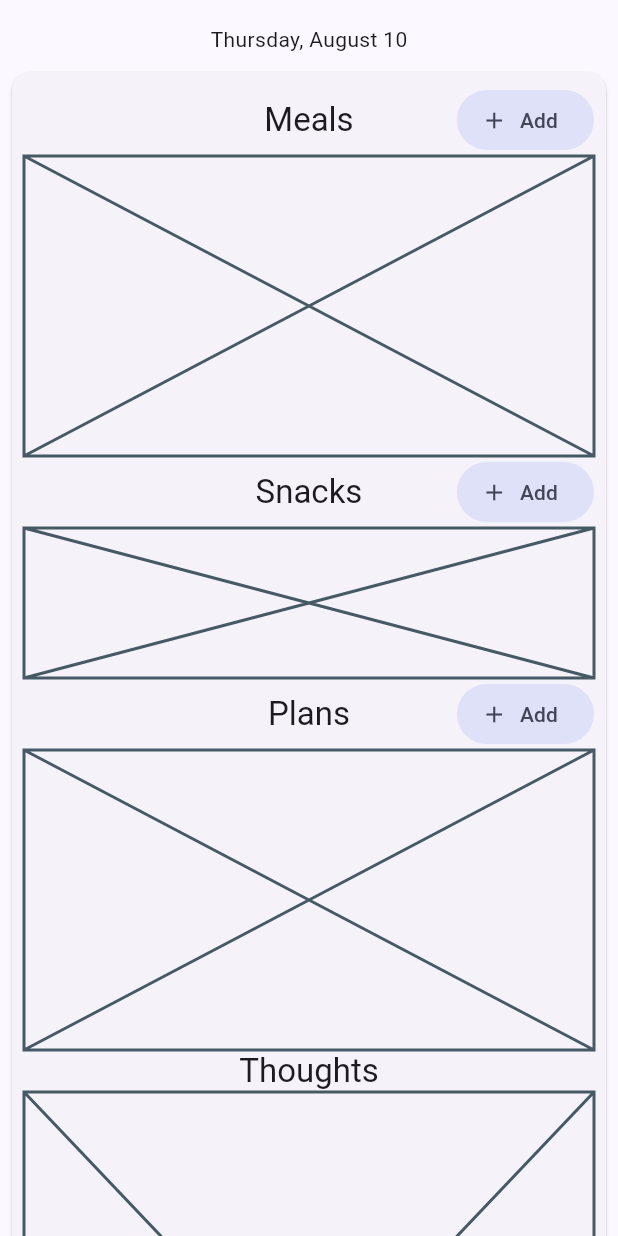
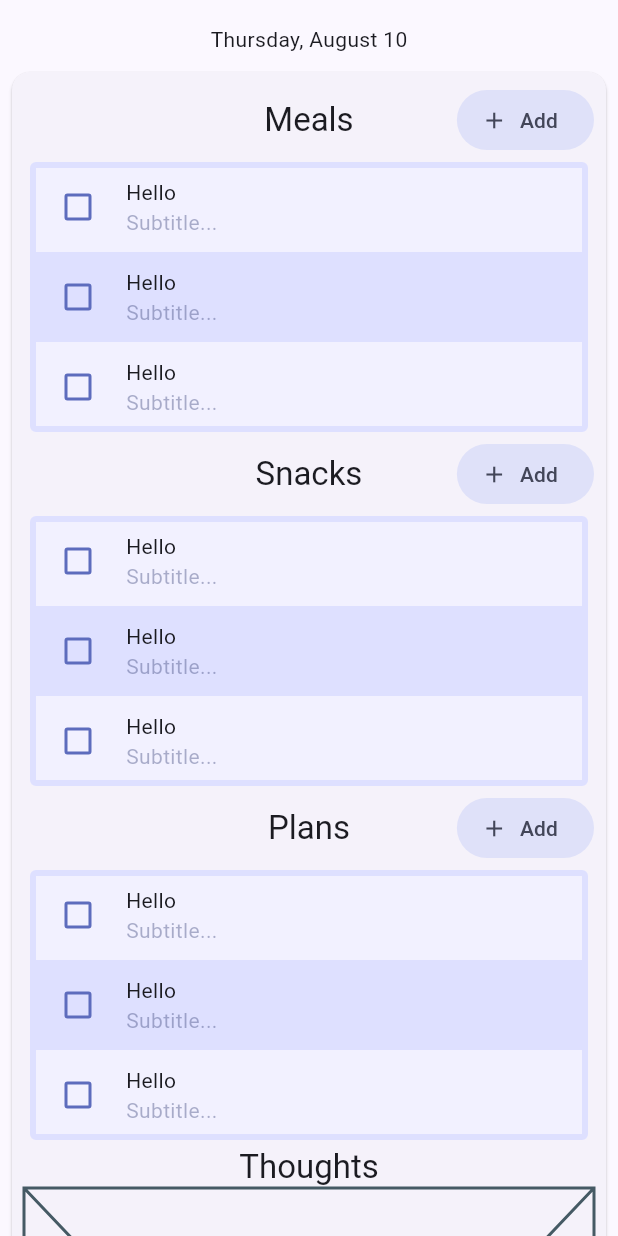
Before and after one commit to TDuffinNTU/serealappv2, a Flutter app: the _LogWidgetContent widget shown alone on an empty page, opened directly with empty values, on a phone screen of 412 x 824 dp. Run offline on Flutter 3.47's test engine with Material 2 defaults, Android fonts, the phone set to English and light mode, and no system bars; our stand-ins replace flutter_carousel_widget, flutter_riverpod, freezed_annotation, jiffy, riverpod_annotation; missing offline and left inert: flutter_mimir; generated files the repository leaves out were written again.

Commit message:
Theming coming together v nicely

```diff
--- a/lib/widgets/log_widget.dart
+++ b/lib/widgets/log_widget.dart
@@ -62,23 +62,17 @@ class _LogWidgetContent extends ConsumerWidget {
                     title: 'Meals',
                     onAdd: () => {},
                   ),
-                  Placeholder(
-                    fallbackHeight: 200,
-                  ),
+                  _LogWidgetItemList(),
                   _LogWidgetSectionHeader(
                     title: 'Snacks',
                     onAdd: () => {},
                   ),
-                  Placeholder(
-                    fallbackHeight: 100,
-                  ),
+                  _LogWidgetItemList(),
                   _LogWidgetSectionHeader(
                     title: 'Plans',
                     onAdd: () => {},
                   ),
-                  Placeholder(
-                    fallbackHeight: 200,
-                  ),
+                  _LogWidgetItemList(),
                   _LogWidgetSectionHeader(
                     title: 'Thoughts',
                     onAdd: null,
@@ -96,7 +90,7 @@ class _LogWidgetContent extends ConsumerWidget {
   }
 }
 
-class _LogWidgetSectionHeader extends ConsumerWidget {
+class _LogWidgetSectionHeader extends StatelessWidget {
   const _LogWidgetSectionHeader({
     required this.title,
     required this.onAdd,
@@ -106,7 +100,7 @@ class _LogWidgetSectionHeader extends ConsumerWidget {
   final String title;
 
   @override
-  Widget build(BuildContext context, WidgetRef ref) {
+  Widget build(BuildContext context) {
     return IntrinsicHeight(
       child: Stack(
         children: [
@@ -130,3 +124,110 @@ class _LogWidgetSectionHeader extends ConsumerWidget {
     );
   }
 }
+
+class _LogWidgetItemList extends StatelessWidget {
+  const _LogWidgetItemList();
+
+  @override
+  Widget build(BuildContext context) {
+    return Card(
+      clipBehavior: Clip.hardEdge,
+      elevation: 0,
+      color: Theme.of(context).colorScheme.primaryContainer,
+      borderOnForeground: true,
+      shape: RoundedRectangleBorder(
+        side: BorderSide(
+          width: 4,
+          color: Theme.of(context).colorScheme.primaryContainer,
+        ),
+        borderRadius: const BorderRadius.all(Radius.circular(4)),
+      ),
+      child: Column(
+        children: List.generate(
+          3,
+          (index) => _LogWidgetListTile(
+            isDark: index % 2 == 0,
+            isChecked: false,
+            subtitle: null,
+            title: 'Hello',
+            image: null,
+          ),
+        ),
+      ),
+    );
+  }
+}
+
+class _LogWidgetListTile extends StatelessWidget {
+  const _LogWidgetListTile({
+    required this.isDark,
+    required this.title,
+    required this.subtitle,
+    required this.isChecked,
+    required this.image,
+  });
+
+  final bool isDark;
+  final String title;
+  final String? subtitle;
+  final bool isChecked;
+  final String? image;
+
+  @override
+  Widget build(BuildContext context) {
+    return Container(
+      height: 60,
+      color: isDark ? Theme.of(context).cardColor.withOpacity(0.7) : null,
+      child: Row(
+        children: [
+          SizedBox(width: 8),
+          Checkbox(
+            shape: RoundedRectangleBorder(
+              borderRadius: BorderRadius.circular(2.0),
+            ),
+            side: MaterialStateBorderSide.resolveWith(
+              (states) => BorderSide(
+                width: 2.0,
+                color: Theme.of(context).primaryColor,
+              ),
+            ),
+            value: false,
+            onChanged: (_) {},
+          ),
+          SizedBox(width: 8),
+          Column(
+            mainAxisAlignment: MainAxisAlignment.center,
+            crossAxisAlignment: CrossAxisAlignment.start,
+            children: [
+              Text('Hello'),
+              Text(
+                'Subtitle...',
+                style: TextStyle(
+                  color: Theme.of(context).colorScheme.onPrimaryContainer.withOpacity(0.4),
+                ),
+              ),
+            ],
+          ),
+          Spacer(),
+          if (image != null)
+            Align(
+              child: ConstrainedBox(
+                constraints: BoxConstraints(maxWidth: 110),
+                // TODO image decoding.
+                // child: Image(
+                //   width: 110,
+                //   fit: BoxFit.cover,
+                //   errorBuilder: (context, _, __) => Container(
+                //     color: Colors.purpleAccent,
+                //     width: 200,
+                //     height: 200,
+                //   ),
+                //   image: NetworkImage('https://picsum.photos/id/${Random().nextInt(100)}/200/200'),
+                // ),
+              ),
+            ),
+        ],
+      ),
+    );
+  }
+}
--- a/lib/widgets/sereal_navigation_bar.dart
+++ b/lib/widgets/sereal_navigation_bar.dart
@@ -1,5 +1,4 @@
 import 'package:flutter/material.dart';
-import 'package:serealappv2/theme/sereal_theme.dart';
 
 class SerealNavigationBar extends StatefulWidget {
   const SerealNavigationBar({
```
